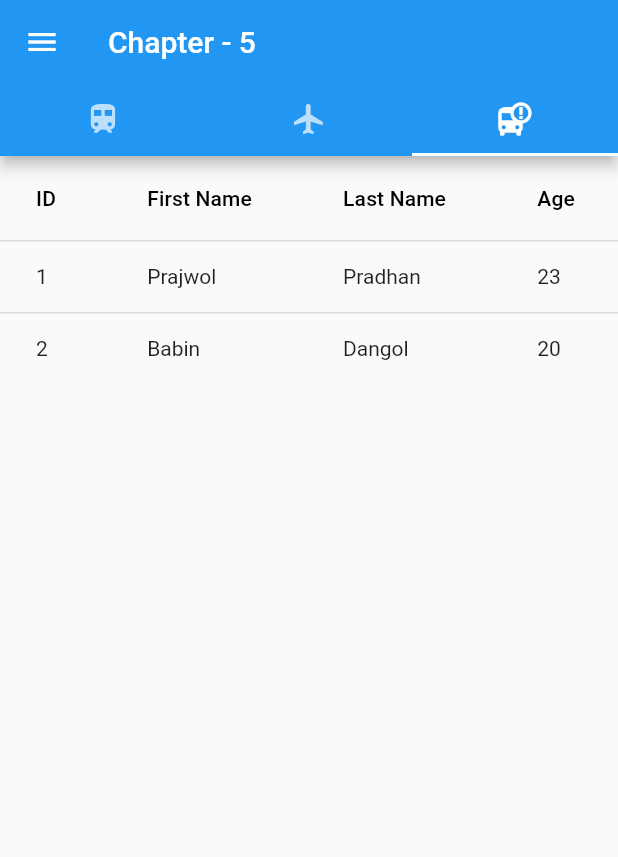
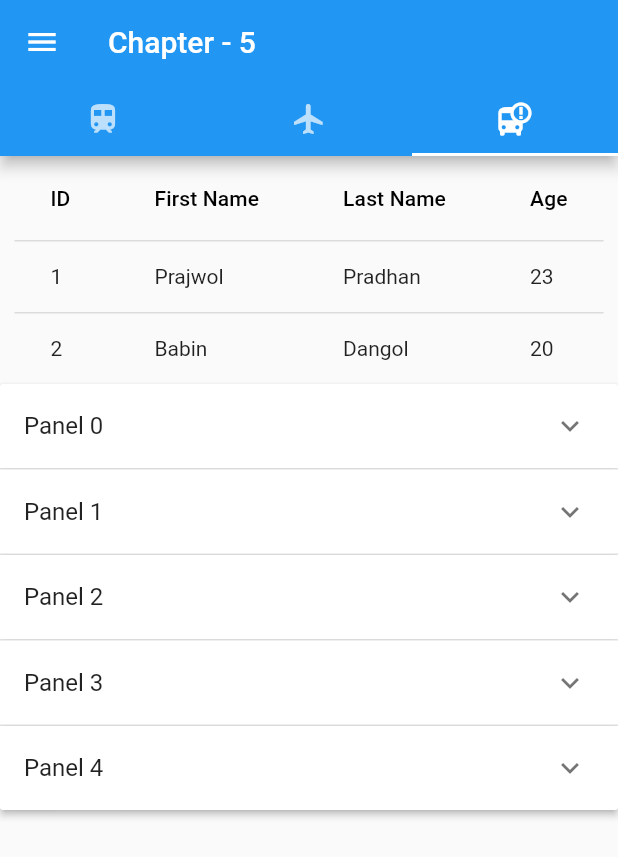
Before and after one commit to Prajwolprdhn/TabBar, a Flutter app: the screen it shows after launch, tab 3 chosen, on a phone screen of 412 x 824 dp. Shown: the top 857 px of the screen. Run offline on Flutter 3.47's test engine with Material 2 defaults, Android fonts, the phone set to English and light mode, and no system bars.

Commit message:
Expansion Panel

```diff
--- a/lib/main.dart
+++ b/lib/main.dart
@@ -35,6 +35,7 @@ class _HomePageState extends State<HomePage> {
     'Canada',
   ];
   Fruit? _fruit = Fruit.apple;
+  List<Item> _items = generateItems(5);
   @override
   Widget build(BuildContext context) {
     return DefaultTabController(
@@ -157,6 +158,8 @@ class _HomePageState extends State<HomePage> {
               ],
             ),
           ),
+          Column(
+            children: [
               DataTable(columns: const [
                 DataColumn(label: Text('ID')),
                 DataColumn(label: Text('First Name')),
@@ -175,7 +178,31 @@ class _HomePageState extends State<HomePage> {
                   DataCell(Text('Dangol')),
                   DataCell(Text('20'))
                 ])
-          ])
+              ]),
+              ExpansionPanelList(
+                elevation: 2,
+                expandedHeaderPadding: EdgeInsets.all(0),
+                expansionCallback: (int index, bool isExpanded) {
+                  setState(() {
+                    _items[index].isExpanded = !isExpanded;
+                  });
+                },
+                children: _items.map<ExpansionPanel>((Item item) {
+                  return ExpansionPanel(
+                    headerBuilder: (BuildContext context, bool isExpanded) {
+                      return ListTile(
+                        title: Text(item.headerValue),
+                      );
+                    },
+                    body: ListTile(
+                      title: Text(item.expandedValue),
+                    ),
+                    isExpanded: item.isExpanded,
+                  );
+                }).toList(),
+              ),
+            ],
+          )
         ]),
         drawer: Drawer(
             child: ListView(
@@ -271,3 +298,24 @@ class _HomePageState extends State<HomePage> {
     );
   }
 }
+
+class Item {
+  Item({
+    required this.expandedValue,
+    required this.headerValue,
+    this.isExpanded = false,
+  });
+
+  String expandedValue;
+  String headerValue;
+  bool isExpanded;
+}
+
+List<Item> generateItems(int numberOfItems) {
+  return List<Item>.generate(numberOfItems, (int index) {
+    return Item(
+      headerValue: 'Panel $index',
+      expandedValue: 'This is item number $index',
+    );
+  });
+}
```
Lines whose indentation alone changed are shown as unchanged.
